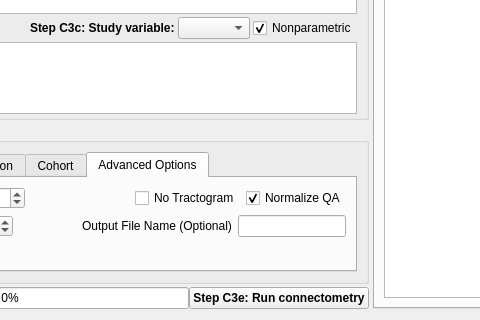
The window that connectometry/group_connectometry.ui (frankyeh/DSI-Studio) describes before a commit, drawn with Qt 5; both pictures show x 180 to 660 and y 338 to 658 of the 964 by 658 pixel window.
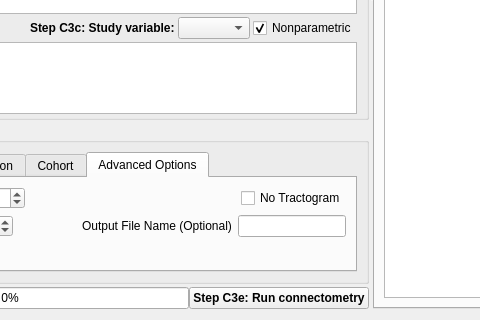
The same window after the commit. The open tabs and pages were chosen to show the change. Icons and pictures are not drawn.

The edit to the form file:
```diff
--- a/connectometry/group_connectometry.ui
+++ b/connectometry/group_connectometry.ui
@@ -992,16 +992,6 @@
                   </property>
                  </widget>
                 </item>
-                <item>
-                 <widget class="QCheckBox" name="normalize_qa">
-                  <property name="text">
-                   <string>Normalize QA</string>
-                  </property>
-                  <property name="checked">
-                   <bool>true</bool>
-                  </property>
-                 </widget>
-                </item>
                </layout>
               </item>
               <item>
```
Left out of the diff: 2 changed lines with no effect on the pictures.
